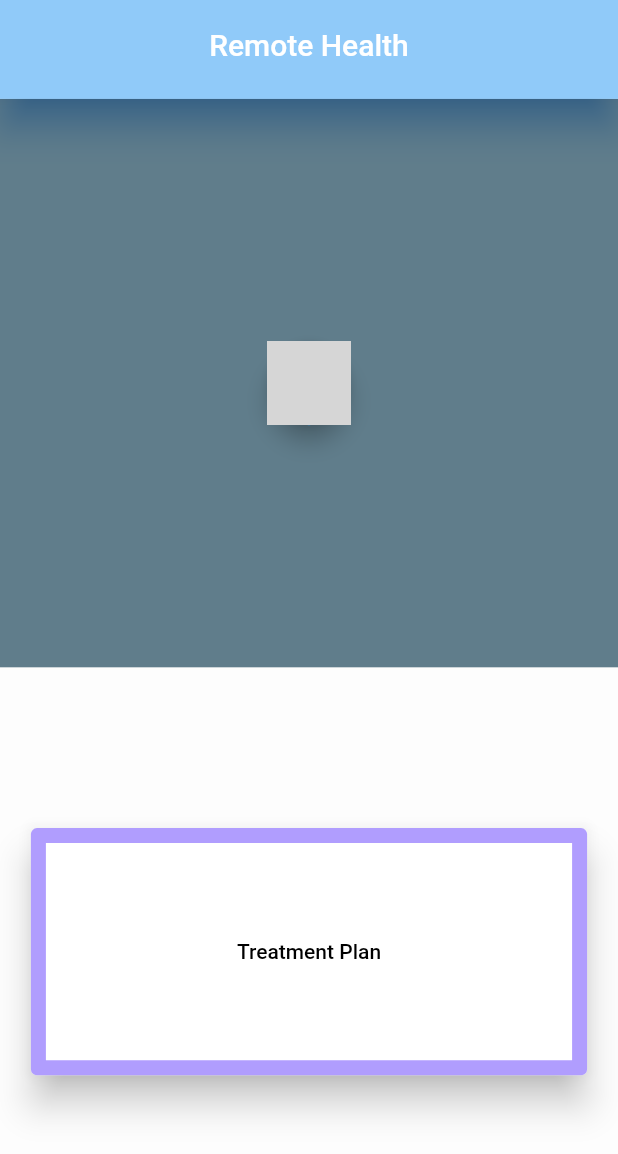
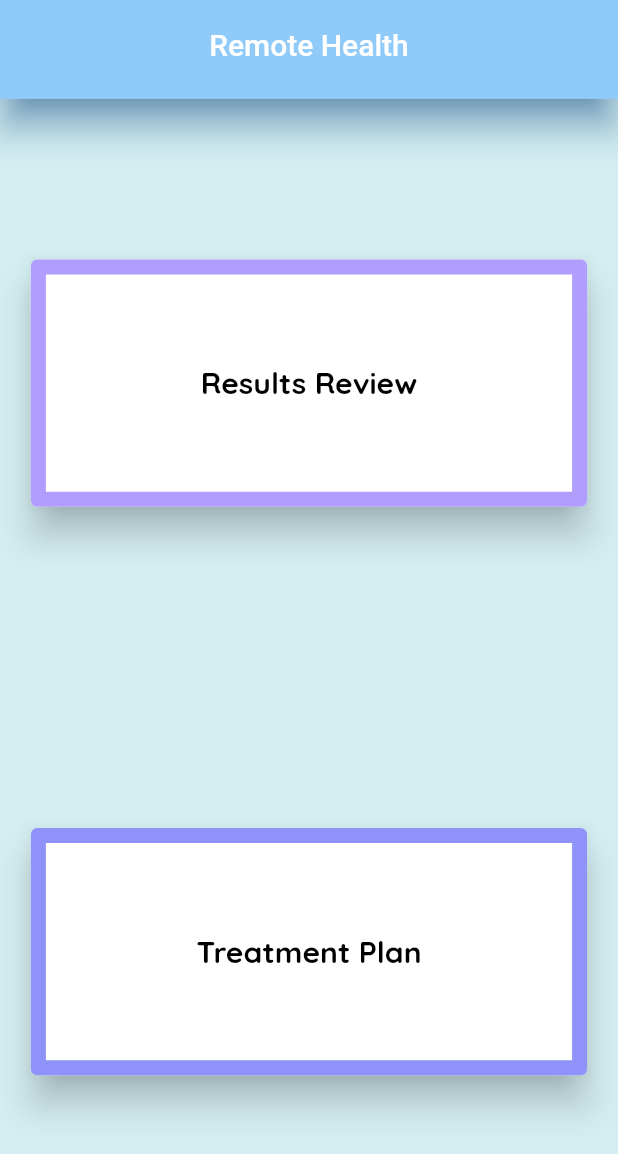
Before and after one commit to ArjunBhandari-666/Flutter-Health-App, a Flutter app: the screen it shows after launch, on a phone screen of 412 x 824 dp. Shown: the top 1154 px of the screen. Run offline on Flutter 3.47's test engine with Material 2 defaults, Android fonts, the phone set to English and light mode, and no system bars; grey boxes are pictures that could not be loaded.

Commit message:
added font

```diff
--- a/lib/main.dart
+++ b/lib/main.dart
@@ -40,35 +40,51 @@ class HomePage extends StatelessWidget {
               child: Container(
             width: deviceWidth,
             height: deviceHeight * 0.46,
-              color: Colors.blueGrey,
+            color: const Color(0xFFD4EEF1),
             child: Center(
-                  child: FloatingActionButton(
-                      child: const Image(
-                          image: AssetImage("heartbeat.png"),
-                          width: 100,
-                          height: 100),
+                child: SizedBox(
+                    width: deviceWidth * 0.90,
+                    height: deviceHeight * 0.20,
+                    child: ElevatedButton(
+                        style: ElevatedButton.styleFrom(
+                            textStyle: const TextStyle(
+                                fontFamily: "Quicksand",
+                                fontWeight: FontWeight.bold,
+                                fontSize: 20),
+                            side: const BorderSide(
+                                color: Color(0xFFB09DFE),
+                                width: 10,
+                                style: BorderStyle.solid),
+                            primary: Colors.white,
+                            elevation: 10.0,
+                            shadowColor: Colors.black,
+                            onPrimary: Colors.black),
+                        child: const Text("Results Review"),
                         onPressed: () {
                           Navigator.push(
                             context,
                             MaterialPageRoute(
                                 builder: (context) => const ResultsHomepage()),
                           );
-                      })),
-            ),
-          ),
+                        }))),
+          )),
           Flexible(
               child: Container(
             width: deviceWidth,
             height: deviceHeight * 0.46,
-            color: Colors.white54,
+            color: const Color(0xFFD4EEF1),
             child: Center(
                 child: SizedBox(
                     width: deviceWidth * 0.90,
                     height: deviceHeight * 0.20,
                     child: ElevatedButton(
                         style: ElevatedButton.styleFrom(
+                            textStyle: const TextStyle(
+                                fontFamily: "Quicksand",
+                                fontWeight: FontWeight.bold,
+                                fontSize: 20),
                             side: const BorderSide(
-                                color: Color(0xFFB09DFE),
+                                color: Color(0xFF8F93F9),
                                 width: 10,
                                 style: BorderStyle.solid),
                             primary: Colors.white,
--- a/pubspec.yaml
+++ b/pubspec.yaml
@@ -85,9 +85,15 @@ flutter:
   #       - asset: fonts/TrajanPro_Bold.ttf
   #         weight: 700
   fonts:
+    - family: Quicksand
+      fonts:
+        - asset: fonts/Quicksand.ttf
+
     - family: HighTowerText
       fonts:
         - asset: fonts/HTOWERT.ttf
+
+
 
   assets:
     - assets/heartbeat.png
```
Also changed, not shown: fonts/Quicksand.ttf (added). Lines whose indentation alone changed are shown as unchanged.
